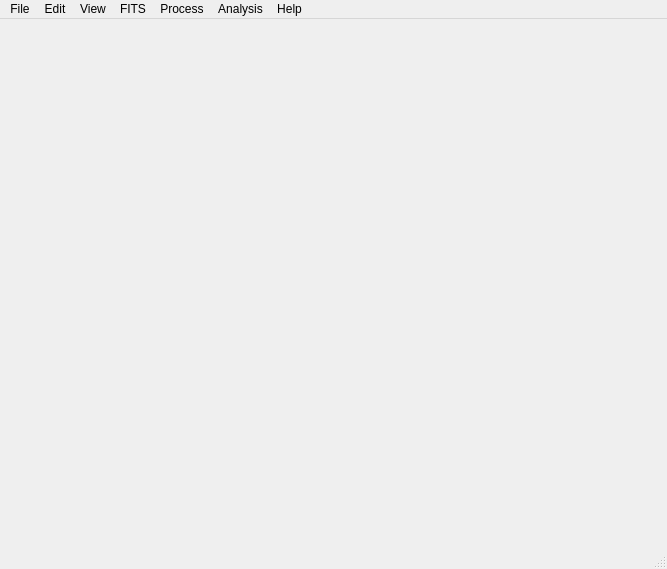
Old version of the form ast_analysis/resources/forms/qt/main_window.ui in the repository jwfraustro/ast-analysis.
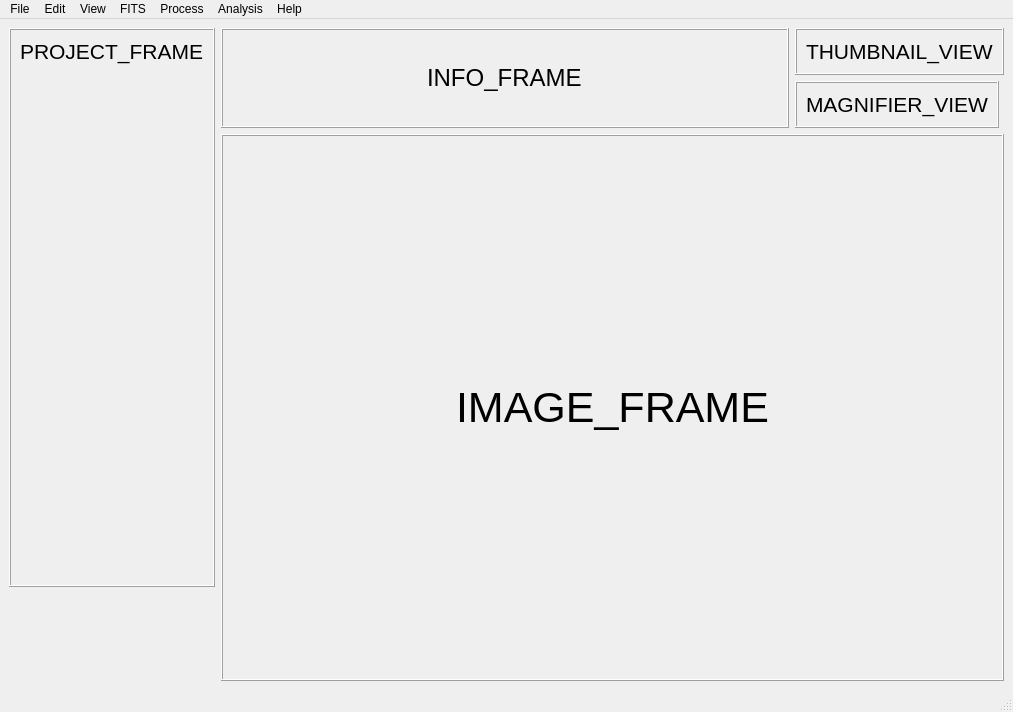
New version of the form.

```diff
--- a/ast_analysis/resources/forms/qt/main_window.ui
+++ b/ast_analysis/resources/forms/qt/main_window.ui
@@ -6,21 +6,207 @@
    <rect>
     <x>0</x>
     <y>0</y>
-    <width>667</width>
-    <height>569</height>
+    <width>1013</width>
+    <height>712</height>
    </rect>
   </property>
   <property name="windowTitle">
    <string>Visual FITS Analyzer</string>
   </property>
-  <widget class="QWidget" name="centralwidget"/>
+  <widget class="QWidget" name="centralwidget">
+   <layout class="QGridLayout" name="gridLayout">
+    <item row="0" column="0" rowspan="3" alignment="Qt::AlignTop">
+     <widget class="QFrame" name="project_frame">
+      <property name="sizePolicy">
+       <sizepolicy hsizetype="Fixed" vsizetype="Preferred">
+        <horstretch>0</horstretch>
+        <verstretch>0</verstretch>
+       </sizepolicy>
+      </property>
+      <property name="frameShape">
+       <enum>QFrame::Box</enum>
+      </property>
+      <property name="frameShadow">
+       <enum>QFrame::Raised</enum>
+      </property>
+      <layout class="QVBoxLayout" name="verticalLayout">
+       <item>
+        <widget class="QLabel" name="proj_lbl">
+         <property name="sizePolicy">
+          <sizepolicy hsizetype="Fixed" vsizetype="Fixed">
+           <horstretch>0</horstretch>
+           <verstretch>0</verstretch>
+          </sizepolicy>
+         </property>
+         <property name="font">
+          <font>
+           <pointsize>16</pointsize>
+          </font>
+         </property>
+         <property name="text">
+          <string>PROJECT_FRAME</string>
+         </property>
+        </widget>
+       </item>
+       <item>
+        <spacer name="verticalSpacer_2">
+         <property name="orientation">
+          <enum>Qt::Vertical</enum>
+         </property>
+         <property name="sizeType">
+          <enum>QSizePolicy::Expanding</enum>
+         </property>
+         <property name="sizeHint" stdset="0">
+          <size>
+           <width>20</width>
+           <height>512</height>
+          </size>
+         </property>
+        </spacer>
+       </item>
+      </layout>
+     </widget>
+    </item>
+    <item row="0" column="1" rowspan="2">
+     <widget class="QFrame" name="info_frame">
+      <property name="sizePolicy">
+       <sizepolicy hsizetype="Preferred" vsizetype="Expanding">
+        <horstretch>0</horstretch>
+        <verstretch>0</verstretch>
+       </sizepolicy>
+      </property>
+      <property name="frameShape">
+       <enum>QFrame::Box</enum>
+      </property>
+      <property name="frameShadow">
+       <enum>QFrame::Raised</enum>
+      </property>
+      <layout class="QVBoxLayout" name="verticalLayout_4">
+       <item alignment="Qt::AlignHCenter">
+        <widget class="QLabel" name="info_lbl">
+         <property name="font">
+          <font>
+           <pointsize>18</pointsize>
+           <weight>50</weight>
+           <bold>false</bold>
+          </font>
+         </property>
+         <property name="text">
+          <string>INFO_FRAME</string>
+         </property>
+        </widget>
+       </item>
+      </layout>
+     </widget>
+    </item>
+    <item row="0" column="2">
+     <widget class="QFrame" name="thumbnail_frame">
+      <property name="sizePolicy">
+       <sizepolicy hsizetype="Fixed" vsizetype="Fixed">
+        <horstretch>0</horstretch>
+        <verstretch>0</verstretch>
+       </sizepolicy>
+      </property>
+      <property name="frameShape">
+       <enum>QFrame::Box</enum>
+      </property>
+      <property name="frameShadow">
+       <enum>QFrame::Raised</enum>
+      </property>
+      <layout class="QVBoxLayout" name="verticalLayout_2">
+       <item alignment="Qt::AlignHCenter|Qt::AlignVCenter">
+        <widget class="QLabel" name="thumb_lbl">
+         <property name="font">
+          <font>
+           <pointsize>16</pointsize>
+          </font>
+         </property>
+         <property name="text">
+          <string>THUMBNAIL_VIEW</string>
+         </property>
+        </widget>
+       </item>
+      </layout>
+     </widget>
+    </item>
+    <item row="1" column="2">
+     <widget class="QFrame" name="magnifier_frame">
+      <property name="sizePolicy">
+       <sizepolicy hsizetype="Fixed" vsizetype="Fixed">
+        <horstretch>0</horstretch>
+        <verstretch>0</verstretch>
+       </sizepolicy>
+      </property>
+      <property name="frameShape">
+       <enum>QFrame::Box</enum>
+      </property>
+      <property name="frameShadow">
+       <enum>QFrame::Raised</enum>
+      </property>
+      <layout class="QVBoxLayout" name="verticalLayout_3">
+       <item alignment="Qt::AlignHCenter|Qt::AlignVCenter">
+        <widget class="QLabel" name="mag_lbl">
+         <property name="font">
+          <font>
+           <pointsize>16</pointsize>
+          </font>
+         </property>
+         <property name="text">
+          <string>MAGNIFIER_VIEW</string>
+         </property>
+        </widget>
+       </item>
+      </layout>
+     </widget>
+    </item>
+    <item row="2" column="1" colspan="2">
+     <widget class="QFrame" name="image_frame">
+      <property name="sizePolicy">
+       <sizepolicy hsizetype="Expanding" vsizetype="Expanding">
+        <horstretch>0</horstretch>
+        <verstretch>0</verstretch>
+       </sizepolicy>
+      </property>
+      <property name="frameShape">
+       <enum>QFrame::Box</enum>
+      </property>
+      <property name="frameShadow">
+       <enum>QFrame::Raised</enum>
+      </property>
+      <layout class="QHBoxLayout" name="horizontalLayout">
+       <item>
+        <widget class="QLabel" name="img_lbl">
+         <property name="sizePolicy">
+          <sizepolicy hsizetype="Preferred" vsizetype="Preferred">
+           <horstretch>0</horstretch>
+           <verstretch>0</verstretch>
+          </sizepolicy>
+         </property>
+         <property name="font">
+          <font>
+           <pointsize>32</pointsize>
+          </font>
+         </property>
+         <property name="text">
+          <string>IMAGE_FRAME</string>
+         </property>
+         <property name="alignment">
+          <set>Qt::AlignCenter</set>
+         </property>
+        </widget>
+       </item>
+      </layout>
+     </widget>
+    </item>
+   </layout>
+  </widget>
   <widget class="QStatusBar" name="statusbar"/>
   <widget class="QMenuBar" name="menubar">
    <property name="geometry">
     <rect>
      <x>0</x>
      <y>0</y>
-     <width>667</width>
+     <width>1013</width>
      <height>21</height>
     </rect>
    </property>
```
Left out of the diff: 1 changed line with no effect on the pictures.
